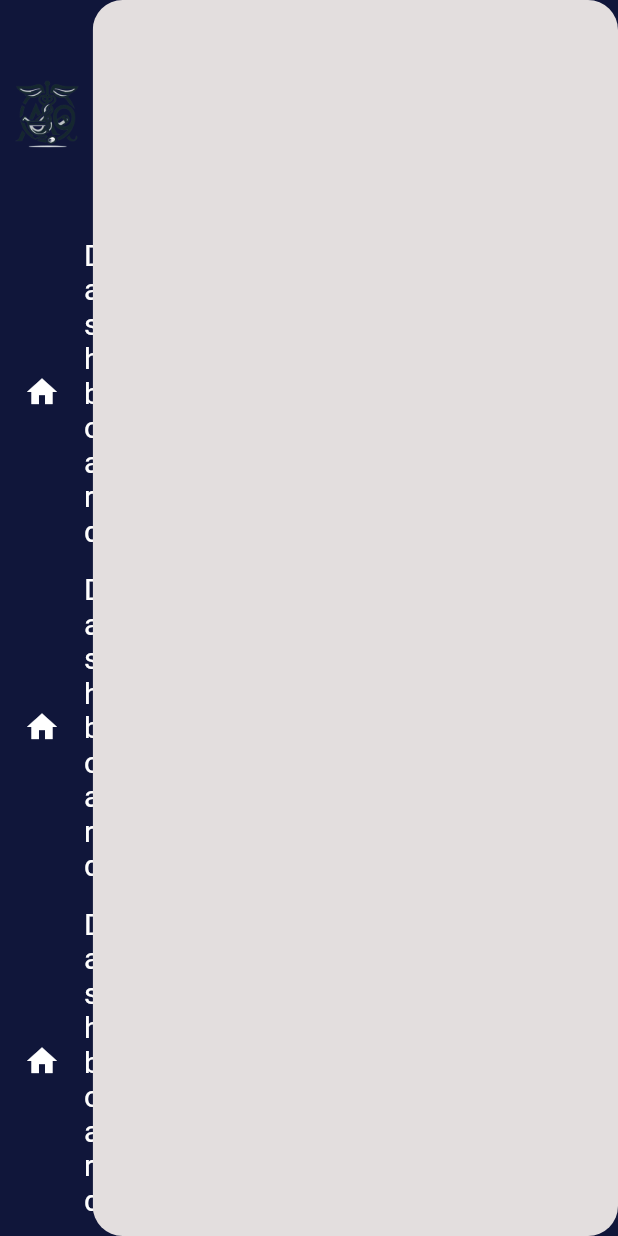
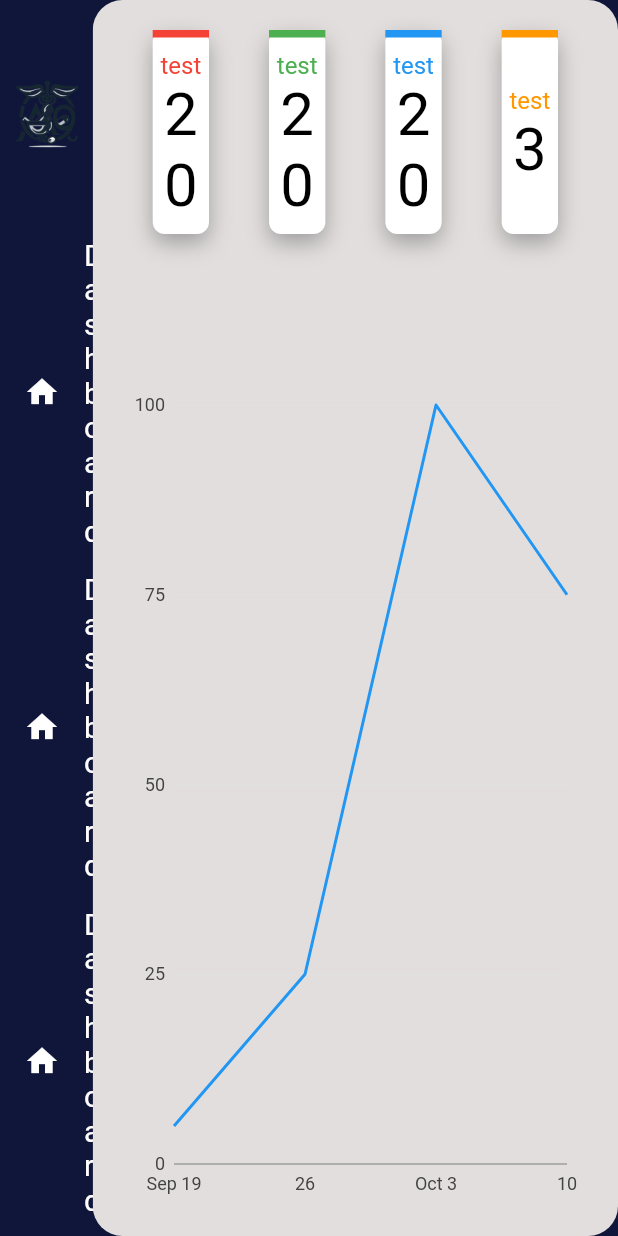
Before and after one commit to mustafaAIM/Final_Project, a Flutter app: the home screen opened directly, on a phone screen of 412 x 824 dp. Run offline on Flutter 3.47's test engine with Material 3 defaults, Android fonts, the phone set to English and light mode, and no system bars; our stand-ins replace charts_flutter.

Commit message:
making the dashboard page.

```diff
--- a/Front-end section/Warehouse website/flutter1/lib/SPV.dart
+++ b/Front-end section/Warehouse website/flutter1/lib/SPV.dart
@@ -1,4 +1,5 @@
 import 'package:flutter/material.dart';
+import 'package:flutter1/dashboard.dart';
 
 class SPV extends StatefulWidget {
   const SPV({super.key});
@@ -13,10 +14,11 @@ class _SPVState extends State<SPV> {
     return ClipRRect(
       borderRadius: BorderRadius.circular(20),
       child: Container(
+        padding: EdgeInsets.all(20),
         height: MediaQuery.of(context).size.height,
         width: MediaQuery.of(context).size.width*85/100,
         color: const Color.fromARGB(255, 227, 222, 222),
-
+        child: dashboard(),
       ),
     );
   }
--- /dev/null
+++ b/Front-end section/Warehouse website/flutter1/lib/chart.dart
@@ -0,0 +1,60 @@
+/// Timeseries chart example
+import 'package:charts_flutter/flutter.dart' as charts;
+import 'package:flutter/material.dart';
+
+class SimpleTimeSeriesChart extends StatelessWidget {
+  final List<charts.Series<TimeSeriesSales, DateTime>> seriesList;
+  final bool animate;
+
+  SimpleTimeSeriesChart(this.seriesList, {required this.animate});
+
+  /// Creates a [TimeSeriesChart] with sample data and no transition.
+  factory SimpleTimeSeriesChart.withSampleData() {
+    return new SimpleTimeSeriesChart(
+      _createSampleData(),
+      // Disable animations for image tests.
+      animate: false,
+    );
+  }
+
+
+  @override
+  Widget build(BuildContext context) {
+    return charts.TimeSeriesChart(
+      seriesList ,
+      animate: animate,
+      // Optionally pass in a [DateTimeFactory] used by the chart. The factory
+      // should create the same type of [DateTime] as the data provided. If none
+      // specified, the default creates local date time.
+      dateTimeFactory: const charts.LocalDateTimeFactory(),
+    );
+  }
+
+  /// Create one series with sample hard coded data.
+  static List<charts.Series<TimeSeriesSales, DateTime>> _createSampleData() {
+    final data = [
+      new TimeSeriesSales(new DateTime(2017, 9, 19), 5),
+      new TimeSeriesSales(new DateTime(2017, 9, 26), 25),
+      new TimeSeriesSales(new DateTime(2017, 10, 3), 100),
+      new TimeSeriesSales(new DateTime(2017, 10, 10), 75),
+    ];
+
+    return [
+      new charts.Series<TimeSeriesSales, DateTime>(
+        id: 'Sales',
+        colorFn: (_, __) => charts.MaterialPalette.blue.shadeDefault,
+        domainFn: (TimeSeriesSales sales, _) => sales.time,
+        measureFn: (TimeSeriesSales sales, _) => sales.sales,
+        data: data,
+      )
+    ];
+  }
+}
+
+/// Sample time series data type.
+class TimeSeriesSales {
+  final DateTime time;
+  final int sales;
+
+  TimeSeriesSales(this.time, this.sales);
+}
--- /dev/null
+++ b/Front-end section/Warehouse website/flutter1/lib/dashboard.dart
@@ -0,0 +1,109 @@
+import 'package:flutter/material.dart';
+import 'package:flutter1/chart.dart';
+
+class dashboard extends StatefulWidget {
+  const dashboard({super.key});
+
+  @override
+  State<dashboard> createState() => _dashboardState();
+}
+
+class _dashboardState extends State<dashboard> {
+  @override
+  Widget build(BuildContext context) {
+    return Column(
+
+      mainAxisAlignment: MainAxisAlignment.end,
+      children:[
+           Row(
+
+            children: [
+        infoCard(
+            title: "test",
+            value: "20",
+            topColor: Colors.red,
+            isActive: true,
+            onTap: () {}),
+        infoCard(
+            title: "test",
+            value: "20",
+            topColor: Colors.green,
+            isActive: true,
+            onTap: () {}),
+        infoCard(
+            title: "test",
+            value: "20",
+            topColor: Colors.blue,
+            isActive: true,
+            onTap: () {}),
+        infoCard(
+            title: "test",
+            value: "3",
+            topColor: Colors.orange,
+            isActive: true,
+            onTap: () {}),
+      ]
+      ),
+      SizedBox(height: 100,),
+      Expanded(child: SimpleTimeSeriesChart.withSampleData()),
+      ],
+    );
+  }
+}
+
+class infoCard extends StatelessWidget {
+  final String title;
+  final String value;
+  final Color topColor;
+  final bool isActive;
+  final Function onTap;
+  const infoCard(
+      {super.key,
+      required this.title,
+      required this.value,
+      required this.topColor,
+      required this.isActive,
+      required this.onTap});
+  @override
+  Widget build(BuildContext context) {
+    return Expanded(
+        child: InkWell(
+      onTap: onTap(),
+      child: Container(
+        margin: EdgeInsets.symmetric(horizontal: 20),
+        height: 136,
+        alignment: Alignment.center,
+        decoration: BoxDecoration(
+            color: Colors.white,
+            boxShadow: [
+              BoxShadow(
+                  offset: Offset(0, 6), color: Colors.grey, blurRadius: 12)
+            ],
+            borderRadius: BorderRadius.circular(8)),
+        child: Column(children: [
+          Row(
+            children: [
+              Expanded(
+                  child: Container(
+                color: topColor,
+                height: 5,
+              ))
+            ],
+          ),
+          Expanded(child: Container()),
+          RichText(
+              textAlign: TextAlign.center,
+              text: TextSpan(children: [
+                TextSpan(
+                    text: "$title\n",
+                    style: TextStyle(fontSize: 16, color: topColor)),
+                TextSpan(
+                    text: "$value",
+                    style: TextStyle(fontSize: 40, color: Colors.black)),
+              ])),
+          Expanded(child: Container()),
+        ]),
+      ),
+    ));
+  }
+}
--- a/Front-end section/Warehouse website/flutter1/lib/main.dart
+++ b/Front-end section/Warehouse website/flutter1/lib/main.dart
@@ -14,11 +14,8 @@ class MyApp extends StatelessWidget {
 
   @override
   Widget build(BuildContext context) {
-    return Center(
-      child: Text(
-        'hello',
-        style: TextStyle(color: Colors.black, fontSize: 30),
-      ),
+    return Scaffold(
+      body: home()
     );
   }
 }
--- a/Front-end section/Warehouse website/flutter1/pubspec.yaml
+++ b/Front-end section/Warehouse website/flutter1/pubspec.yaml
@@ -36,6 +36,7 @@ dependencies:
   cupertino_icons: ^1.0.2
   http: ^1.1.2
   sidebarx: ^0.16.3
+  charts_flutter: ^0.12.0
 
 dev_dependencies:
   flutter_test:
```
Also changed, not shown: Front-end section/Warehouse website/flutter1/pubspec.lock.
